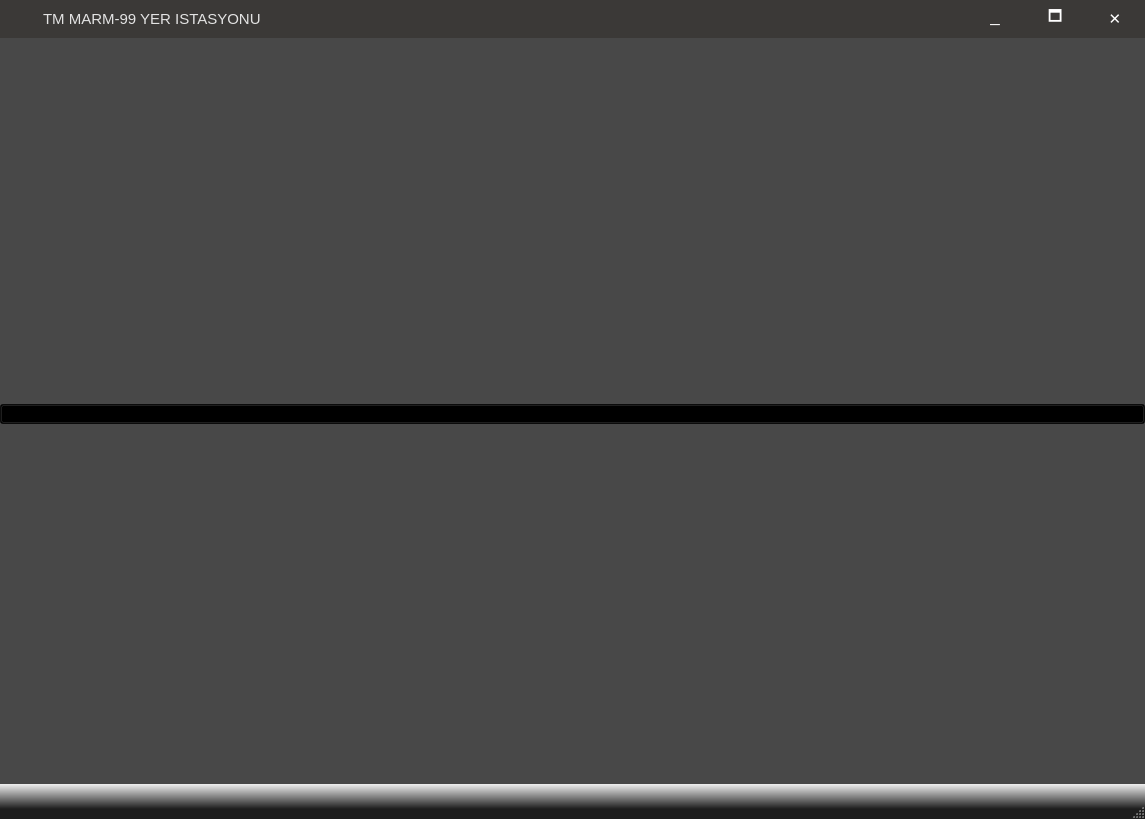
Qt form templates/MainGUI.ui (birhann/spaceStation) before a commit.
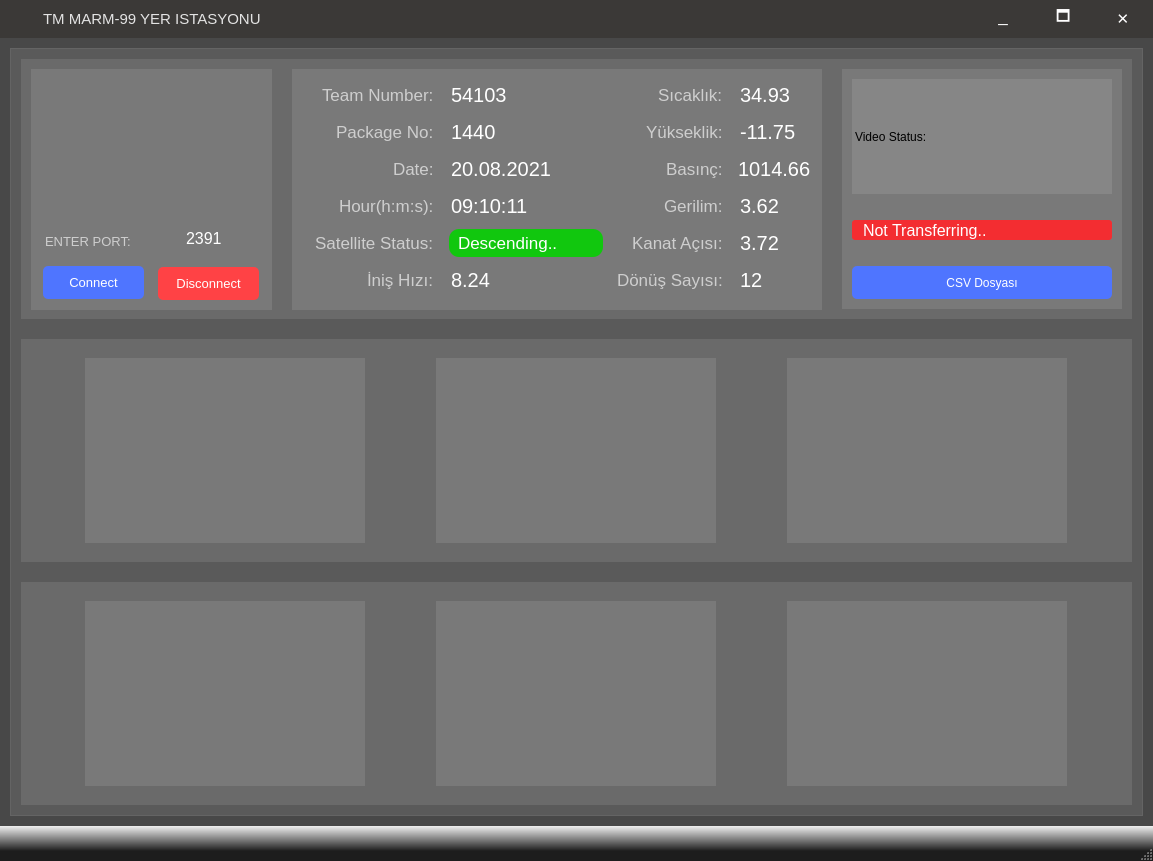
The same form after that commit. Icons and pictures are not drawn.

Commit message: data-frame added

```diff
--- a/templates/MainGUI.ui
+++ b/templates/MainGUI.ui
@@ -6,8 +6,8 @@
    <rect>
     <x>0</x>
     <y>0</y>
-    <width>1145</width>
-    <height>819</height>
+    <width>1153</width>
+    <height>861</height>
    </rect>
   </property>
   <property name="windowTitle">
@@ -38,7 +38,7 @@
    </property>
    <layout class="QVBoxLayout" name="verticalLayout_2">
     <property name="spacing">
-     <number>7</number>
+     <number>0</number>
     </property>
     <property name="leftMargin">
      <number>0</number>
@@ -335,35 +335,803 @@
      </layout>
     </item>
     <item>
-     <layout class="QGridLayout" name="main_layout">
-      <item row="0" column="0">
-       <layout class="QHBoxLayout" name="top_layout">
-        <item>
-         <layout class="QVBoxLayout" name="port"/>
-        </item>
-        <item>
-         <layout class="QVBoxLayout" name="data">
+     <widget class="QFrame" name="frame">
+      <property name="minimumSize">
+       <size>
+        <width>0</width>
+        <height>0</height>
+       </size>
+      </property>
+      <property name="styleSheet">
+       <string notr="true">background:rgba(255, 255, 255,0.1);;
+margin:10px;
+border-width:0px;
+</string>
+      </property>
+      <property name="frameShape">
+       <enum>QFrame::StyledPanel</enum>
+      </property>
+      <property name="frameShadow">
+       <enum>QFrame::Raised</enum>
+      </property>
+      <layout class="QVBoxLayout" name="verticalLayout">
+       <property name="spacing">
+        <number>0</number>
+       </property>
+       <property name="leftMargin">
+        <number>0</number>
+       </property>
+       <property name="topMargin">
+        <number>0</number>
+       </property>
+       <property name="rightMargin">
+        <number>0</number>
+       </property>
+       <property name="bottomMargin">
+        <number>0</number>
+       </property>
+       <item>
+        <widget class="QFrame" name="topFrame">
+         <property name="minimumSize">
+          <size>
+           <width>0</width>
+           <height>0</height>
+          </size>
+         </property>
+         <property name="maximumSize">
+          <size>
+           <width>16777215</width>
+           <height>280</height>
+          </size>
+         </property>
+         <property name="styleSheet">
+          <string notr="true">QPushButton{
+background:rgb(79, 117, 255);
+border-radius:5px;
+color:#fff;
+padding:4px;
+cursor:pointer;
+min-height:25px;
+}
+
+QPushButton:hover{
+background:#3559cf;
+border:none;
+color:white;
+}
+
+QFrame{
+background-color: rgba(255, 255, 255,0.1);
+}
+
+QFrame:hover{
+background-color: rgba(231, 231, 231,0.1);
+}
+
+QLineEdit{
+color:white;
+background:transparent;
+border:none;
+border-bottom:0.04em solid #8f8f8f;
+}
+QLineEdit:hover{
+background:rgba(0,0,0,0.06);
+border-radius:6px;
+border-bottom:none;
+}
+
+QYedek{
+border-bottom:0.04em solid #b0b0b0
+}
+</string>
+         </property>
+         <layout class="QHBoxLayout" name="top_layout">
+          <property name="spacing">
+           <number>0</number>
+          </property>
+          <property name="leftMargin">
+           <number>0</number>
+          </property>
+          <property name="topMargin">
+           <number>0</number>
+          </property>
+          <property name="rightMargin">
+           <number>0</number>
+          </property>
+          <property name="bottomMargin">
+           <number>0</number>
+          </property>
           <item>
-           <widget class="QPushButton" name="pushButton">
-            <property name="text">
-             <string>PushButton</string>
+           <widget class="QFrame" name="connectFrame">
+            <property name="minimumSize">
+             <size>
+              <width>261</width>
+              <height>261</height>
+             </size>
             </property>
+            <property name="maximumSize">
+             <size>
+              <width>261</width>
+              <height>16777215</height>
+             </size>
+            </property>
+            <property name="styleSheet">
+             <string notr="true"/>
+            </property>
+            <widget class="QLabel" name="label_2">
+             <property name="geometry">
+              <rect>
+               <x>11</x>
+               <y>11</y>
+               <width>241</width>
+               <height>145</height>
+              </rect>
+             </property>
+             <property name="font">
+              <font>
+               <pointsize>5</pointsize>
+              </font>
+             </property>
+             <property name="styleSheet">
+              <string notr="true">margin:0px;
+background:transparent;
+padding:0px;
+padding-bottom:-15px;
+margin-left:2px;</string>
+             </property>
+             <property name="text">
+              <string>&lt;html&gt;&lt;head/&gt;&lt;body&gt;&lt;p&gt;&lt;img src=&quot;:/tm_marm99/tmMarmLogo.png&quot; height=&quot;160&quot; width=&quot;235&quot;/&gt;&lt;/p&gt;&lt;/body&gt;&lt;/html&gt;</string>
+             </property>
+            </widget>
+            <widget class="QLineEdit" name="lineEdit">
+             <property name="geometry">
+              <rect>
+               <x>123</x>
+               <y>154</y>
+               <width>121</width>
+               <height>50</height>
+              </rect>
+             </property>
+             <property name="sizePolicy">
+              <sizepolicy hsizetype="MinimumExpanding" vsizetype="Fixed">
+               <horstretch>0</horstretch>
+               <verstretch>0</verstretch>
+              </sizepolicy>
+             </property>
+             <property name="minimumSize">
+              <size>
+               <width>50</width>
+               <height>50</height>
+              </size>
+             </property>
+             <property name="maximumSize">
+              <size>
+               <width>180</width>
+               <height>16777215</height>
+              </size>
+             </property>
+             <property name="font">
+              <font>
+               <pointsize>12</pointsize>
+              </font>
+             </property>
+             <property name="autoFillBackground">
+              <bool>false</bool>
+             </property>
+             <property name="styleSheet">
+              <string notr="true"/>
+             </property>
+             <property name="text">
+              <string>2391</string>
+             </property>
+             <property name="alignment">
+              <set>Qt::AlignCenter</set>
+             </property>
+            </widget>
+            <widget class="QLabel" name="label_3">
+             <property name="geometry">
+              <rect>
+               <x>11</x>
+               <y>157</y>
+               <width>128</width>
+               <height>50</height>
+              </rect>
+             </property>
+             <property name="sizePolicy">
+              <sizepolicy hsizetype="Fixed" vsizetype="Minimum">
+               <horstretch>0</horstretch>
+               <verstretch>0</verstretch>
+              </sizepolicy>
+             </property>
+             <property name="minimumSize">
+              <size>
+               <width>0</width>
+               <height>0</height>
+              </size>
+             </property>
+             <property name="maximumSize">
+              <size>
+               <width>128</width>
+               <height>16777215</height>
+              </size>
+             </property>
+             <property name="font">
+              <font>
+               <pointsize>10</pointsize>
+               <weight>50</weight>
+               <italic>false</italic>
+               <bold>false</bold>
+               <underline>false</underline>
+               <strikeout>false</strikeout>
+               <kerning>true</kerning>
+              </font>
+             </property>
+             <property name="styleSheet">
+              <string notr="true">background:none;
+color:rgb(206, 206, 206);</string>
+             </property>
+             <property name="text">
+              <string>ENTER PORT:</string>
+             </property>
+            </widget>
+            <widget class="QPushButton" name="pushButton_2">
+             <property name="geometry">
+              <rect>
+               <x>12</x>
+               <y>197</y>
+               <width>121</width>
+               <height>53</height>
+              </rect>
+             </property>
+             <property name="font">
+              <font>
+               <pointsize>10</pointsize>
+              </font>
+             </property>
+             <property name="cursor">
+              <cursorShape>PointingHandCursor</cursorShape>
+             </property>
+             <property name="styleSheet">
+              <string notr="true"/>
+             </property>
+             <property name="text">
+              <string>Connect</string>
+             </property>
+            </widget>
+            <widget class="QPushButton" name="pushButton">
+             <property name="geometry">
+              <rect>
+               <x>127</x>
+               <y>198</y>
+               <width>121</width>
+               <height>53</height>
+              </rect>
+             </property>
+             <property name="font">
+              <font>
+               <pointsize>10</pointsize>
+              </font>
+             </property>
+             <property name="cursor">
+              <cursorShape>PointingHandCursor</cursorShape>
+             </property>
+             <property name="styleSheet">
+              <string notr="true">QPushButton{
+background:rgb(255, 66, 69);
+color:#fff;
+}
+QPushButton:hover{
+border:none;
+background:#f32d31;
+}</string>
+             </property>
+             <property name="text">
+              <string>Disconnect</string>
+             </property>
+            </widget>
            </widget>
           </item>
+          <item>
+           <widget class="QFrame" name="dataFrame">
+            <property name="minimumSize">
+             <size>
+              <width>550</width>
+              <height>261</height>
+             </size>
+            </property>
+            <property name="maximumSize">
+             <size>
+              <width>650</width>
+              <height>16777215</height>
+             </size>
+            </property>
+            <property name="font">
+             <font>
+              <family>Yu Gothic UI</family>
+             </font>
+            </property>
+            <property name="styleSheet">
+             <string notr="true">QLabel{
+background:none;
+color:rgb(206, 206, 206);
+font-size:17px;
+margin:1px;
+padding:7px;
+padding-left:27px;
+}
+
+QLineEdit{
+font-size:20px;
+font-family:Yu Gothic UI;
+border-bottom:none;
+margin:0px;
+padding:0px;
+}
+QLineEdit:hover{
+background:transparent;;
+border-radius:0px;
+border:none;
+}
+QFrame{
+padding:7px;
+padding-left:9px;
+padding-right:9px;
+}</string>
+            </property>
+            <layout class="QGridLayout" name="gridLayout_4">
+             <property name="leftMargin">
+              <number>0</number>
+             </property>
+             <property name="topMargin">
+              <number>0</number>
+             </property>
+             <property name="rightMargin">
+              <number>0</number>
+             </property>
+             <property name="bottomMargin">
+              <number>0</number>
+             </property>
+             <property name="spacing">
+              <number>0</number>
+             </property>
+             <item row="0" column="0" alignment="Qt::AlignRight">
+              <widget class="QLabel" name="label_4">
+               <property name="text">
+                <string>Team Number:</string>
+               </property>
+              </widget>
+             </item>
+             <item row="1" column="2">
+              <widget class="QLineEdit" name="lineEdit_3">
+               <property name="font">
+                <font>
+                 <family>Yu Gothic UI</family>
+                 <pointsize>-1</pointsize>
+                </font>
+               </property>
+               <property name="styleSheet">
+                <string notr="true"/>
+               </property>
+               <property name="text">
+                <string>1440</string>
+               </property>
+              </widget>
+             </item>
+             <item row="1" column="0" alignment="Qt::AlignRight">
+              <widget class="QLabel" name="label_5">
+               <property name="text">
+                <string>Package No:</string>
+               </property>
+              </widget>
+             </item>
+             <item row="2" column="0" alignment="Qt::AlignRight">
+              <widget class="QLabel" name="label_6">
+               <property name="text">
+                <string>Date:</string>
+               </property>
+              </widget>
+             </item>
+             <item row="3" column="0" alignment="Qt::AlignRight|Qt::AlignVCenter">
+              <widget class="QLabel" name="label_7">
+               <property name="text">
+                <string>Hour(h:m:s):</string>
+               </property>
+              </widget>
+             </item>
+             <item row="0" column="2">
+              <widget class="QLineEdit" name="lineEdit_2">
+               <property name="enabled">
+                <bool>true</bool>
+               </property>
+               <property name="font">
+                <font>
+                 <family>Yu Gothic UI</family>
+                 <pointsize>-1</pointsize>
+                </font>
+               </property>
+               <property name="inputMethodHints">
+                <set>Qt::ImhNone</set>
+               </property>
+               <property name="text">
+                <string>54103</string>
+               </property>
+               <property name="readOnly">
+                <bool>true</bool>
+               </property>
+              </widget>
+             </item>
+             <item row="2" column="2">
+              <widget class="QLineEdit" name="lineEdit_4">
+               <property name="font">
+                <font>
+                 <family>Yu Gothic UI</family>
+                 <pointsize>-1</pointsize>
+                </font>
+               </property>
+               <property name="text">
+                <string>20.08.2021</string>
+               </property>
+              </widget>
+             </item>
+             <item row="0" column="3" alignment="Qt::AlignRight">
+              <widget class="QLabel" name="label_9">
+               <property name="text">
+                <string>Sıcaklık:</string>
+               </property>
+              </widget>
+             </item>
+             <item row="0" column="4">
+              <widget class="QLineEdit" name="lineEdit_7">
+               <property name="text">
+                <string>34.93</string>
+               </property>
+              </widget>
+             </item>
+             <item row="3" column="2">
+              <widget class="QLineEdit" name="lineEdit_5">
+               <property name="text">
+                <string>09:10:11</string>
+               </property>
+              </widget>
+             </item>
+             <item row="1" column="3" alignment="Qt::AlignRight">
+              <widget class="QLabel" name="label_14">
+               <property name="text">
+                <string>Yükseklik:</string>
+               </property>
+              </widget>
+             </item>
+             <item row="1" column="4">
+              <widget class="QLineEdit" name="lineEdit_12">
+               <property name="minimumSize">
+                <size>
+                 <width>0</width>
+                 <height>0</height>
+                </size>
+               </property>
+               <property name="maximumSize">
+                <size>
+                 <width>16777215</width>
+                 <height>16777215</height>
+                </size>
+               </property>
+               <property name="styleSheet">
+                <string notr="true"/>
+               </property>
+               <property name="text">
+                <string>-11.75</string>
+               </property>
+              </widget>
+             </item>
+             <item row="2" column="4">
+              <widget class="QLineEdit" name="lineEdit_16">
+               <property name="text">
+                <string>1014.66</string>
+               </property>
+              </widget>
+             </item>
+             <item row="6" column="2" alignment="Qt::AlignLeft|Qt::AlignVCenter">
+              <widget class="QLineEdit" name="lineEdit_6">
+               <property name="minimumSize">
+                <size>
+                 <width>154</width>
+                 <height>28</height>
+                </size>
+               </property>
+               <property name="maximumSize">
+                <size>
+                 <width>154</width>
+                 <height>16777215</height>
+                </size>
+               </property>
+               <property name="styleSheet">
+                <string notr="true">font-size:17px;
+color:rgb(255, 255, 255);
+background-color:rgb(17, 199, 14);
+border-radius:10px;
+padding-left:7px;
+</string>
+               </property>
+               <property name="text">
+                <string>Descending..</string>
+               </property>
+              </widget>
+             </item>
+             <item row="6" column="0">
+              <widget class="QLabel" name="label_8">
+               <property name="text">
+                <string>Satellite Status:</string>
+               </property>
+              </widget>
+             </item>
+             <item row="2" column="3" alignment="Qt::AlignRight">
+              <widget class="QLabel" name="label_19">
+               <property name="text">
+                <string>Basınç:</string>
+               </property>
+              </widget>
+             </item>
+             <item row="7" column="2">
+              <widget class="QLineEdit" name="lineEdit_17">
+               <property name="text">
+                <string>8.24</string>
+               </property>
+              </widget>
+             </item>
+             <item row="3" column="3" alignment="Qt::AlignRight">
+              <widget class="QLabel" name="label_13">
+               <property name="text">
+                <string>Gerilim:</string>
+               </property>
+              </widget>
+             </item>
+             <item row="3" column="4">
+              <widget class="QLineEdit" name="lineEdit_11">
+               <property name="text">
+                <string>3.62</string>
+               </property>
+              </widget>
+             </item>
+             <item row="6" column="3" alignment="Qt::AlignRight">
+              <widget class="QLabel" name="label_21">
+               <property name="text">
+                <string>Kanat Açısı:</string>
+               </property>
+              </widget>
+             </item>
+             <item row="6" column="4">
+              <widget class="QLineEdit" name="lineEdit_18">
+               <property name="text">
+                <string>3.72</string>
+               </property>
+              </widget>
+             </item>
+             <item row="7" column="3" alignment="Qt::AlignRight">
+              <widget class="QLabel" name="label_22">
+               <property name="text">
+                <string>Dönüş Sayısı:</string>
+               </property>
+              </widget>
+             </item>
+             <item row="7" column="4">
+              <widget class="QLineEdit" name="lineEdit_19">
+               <property name="text">
+                <string>12</string>
+               </property>
+              </widget>
+             </item>
+             <item row="7" column="0" alignment="Qt::AlignRight">
+              <widget class="QLabel" name="label_20">
+               <property name="text">
+                <string>İniş Hızı:</string>
+               </property>
+              </widget>
+             </item>
+            </layout>
+           </widget>
+          </item>
+          <item>
+           <widget class="QFrame" name="gridFrame_2">
+            <property name="minimumSize">
+             <size>
+              <width>300</width>
+              <height>0</height>
+             </size>
+            </property>
+            <property name="maximumSize">
+             <size>
+              <width>10000</width>
+              <height>16777215</height>
+             </size>
+            </property>
+            <layout class="QGridLayout" name="gridLayout">
+             <property name="leftMargin">
+              <number>0</number>
+             </property>
+             <property name="topMargin">
+              <number>0</number>
+             </property>
+             <property name="rightMargin">
+              <number>0</number>
+             </property>
+             <property name="bottomMargin">
+              <number>0</number>
+             </property>
+             <item row="0" column="0">
+              <widget class="QLabel" name="label_18">
+               <property name="text">
+                <string>Video Status:</string>
+               </property>
+              </widget>
+             </item>
+             <item row="2" column="0">
+              <widget class="QPushButton" name="pushButton_3">
+               <property name="maximumSize">
+                <size>
+                 <width>16777215</width>
+                 <height>16777215</height>
+                </size>
+               </property>
+               <property name="text">
+                <string>CSV Dosyası</string>
+               </property>
+              </widget>
+             </item>
+             <item row="1" column="0">
+              <widget class="QLabel" name="label_23">
+               <property name="minimumSize">
+                <size>
+                 <width>0</width>
+                 <height>40</height>
+                </size>
+               </property>
+               <property name="maximumSize">
+                <size>
+                 <width>16777215</width>
+                 <height>40</height>
+                </size>
+               </property>
+               <property name="styleSheet">
+                <string notr="true">font-size:16px;
+color:rgb(255, 255, 255);
+background-color:#f32d31;
+border-radius:3px;
+padding-left:7px;
+padding-right:7px;</string>
+               </property>
+               <property name="text">
+                <string>Not Transferring..</string>
+               </property>
+              </widget>
+             </item>
+            </layout>
+           </widget>
+          </item>
          </layout>
-        </item>
-        <item>
-         <layout class="QVBoxLayout" name="data_transfer"/>
-        </item>
-       </layout>
-      </item>
-      <item row="1" column="0">
-       <layout class="QHBoxLayout" name="mid_layout"/>
-      </item>
-      <item row="2" column="0">
-       <layout class="QHBoxLayout" name="bottom_layout"/>
-      </item>
-     </layout>
+        </widget>
+       </item>
+       <item>
+        <widget class="QFrame" name="midFrame">
+         <property name="styleSheet">
+          <string notr="true"/>
+         </property>
+         <layout class="QHBoxLayout" name="mid_layout">
+          <item>
+           <widget class="QFrame" name="gridFrame">
+            <property name="minimumSize">
+             <size>
+              <width>200</width>
+              <height>200</height>
+             </size>
+            </property>
+            <property name="maximumSize">
+             <size>
+              <width>300</width>
+              <height>300</height>
+             </size>
+            </property>
+            <layout class="QGridLayout" name="gridLayout_2"/>
+           </widget>
+          </item>
+          <item>
+           <widget class="QFrame" name="gridFrame_2">
+            <property name="minimumSize">
+             <size>
+              <width>200</width>
+              <height>200</height>
+             </size>
+            </property>
+            <property name="maximumSize">
+             <size>
+              <width>300</width>
+              <height>300</height>
+             </size>
+            </property>
+            <layout class="QGridLayout" name="gridLayout_6"/>
+           </widget>
+          </item>
+          <item>
+           <widget class="QFrame" name="gridFrame">
+            <property name="minimumSize">
+             <size>
+              <width>200</width>
+              <height>200</height>
+             </size>
+            </property>
+            <property name="maximumSize">
+             <size>
+              <width>300</width>
+              <height>300</height>
+             </size>
+            </property>
+            <layout class="QGridLayout" name="gridLayout_5"/>
+           </widget>
+          </item>
+         </layout>
+        </widget>
+       </item>
+       <item>
+        <widget class="QFrame" name="bottomFrame">
+         <property name="styleSheet">
+          <string notr="true"/>
+         </property>
+         <layout class="QHBoxLayout" name="bottom_lay">
+          <item>
+           <widget class="QFrame" name="gridFrame">
+            <property name="minimumSize">
+             <size>
+              <width>200</width>
+              <height>200</height>
+             </size>
+            </property>
+            <property name="maximumSize">
+             <size>
+              <width>300</width>
+              <height>300</height>
+             </size>
+            </property>
+            <layout class="QGridLayout" name="gridLayout_7"/>
+           </widget>
+          </item>
+          <item>
+           <widget class="QFrame" name="gridFrame_2">
+            <property name="minimumSize">
+             <size>
+              <width>200</width>
+              <height>200</height>
+             </size>
+            </property>
+            <property name="maximumSize">
+             <size>
+              <width>300</width>
+              <height>300</height>
+             </size>
+            </property>
+            <layout class="QGridLayout" name="gridLayout_9"/>
+           </widget>
+          </item>
+          <item>
+           <widget class="QFrame" name="gridFrame">
+            <property name="minimumSize">
+             <size>
+              <width>200</width>
+              <height>200</height>
+             </size>
+            </property>
+            <property name="maximumSize">
+             <size>
+              <width>300</width>
+              <height>300</height>
+             </size>
+            </property>
+            <layout class="QGridLayout" name="gridLayout_8"/>
+           </widget>
+          </item>
+         </layout>
+        </widget>
+       </item>
+      </layout>
+     </widget>
     </item>
    </layout>
   </widget>
```
The commit also changes 4 other files.
